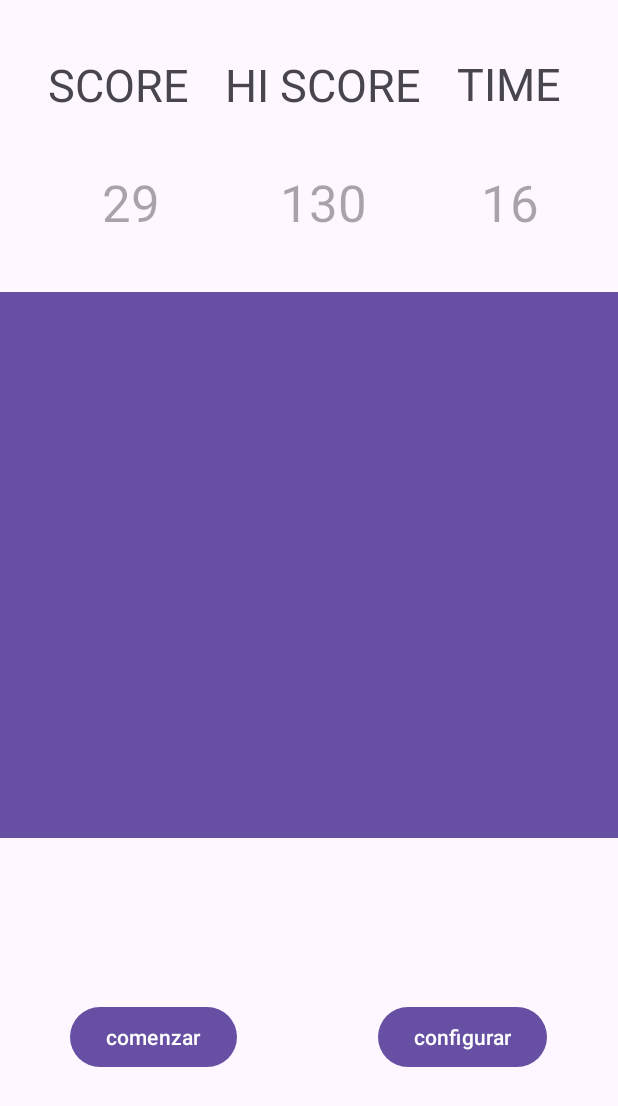
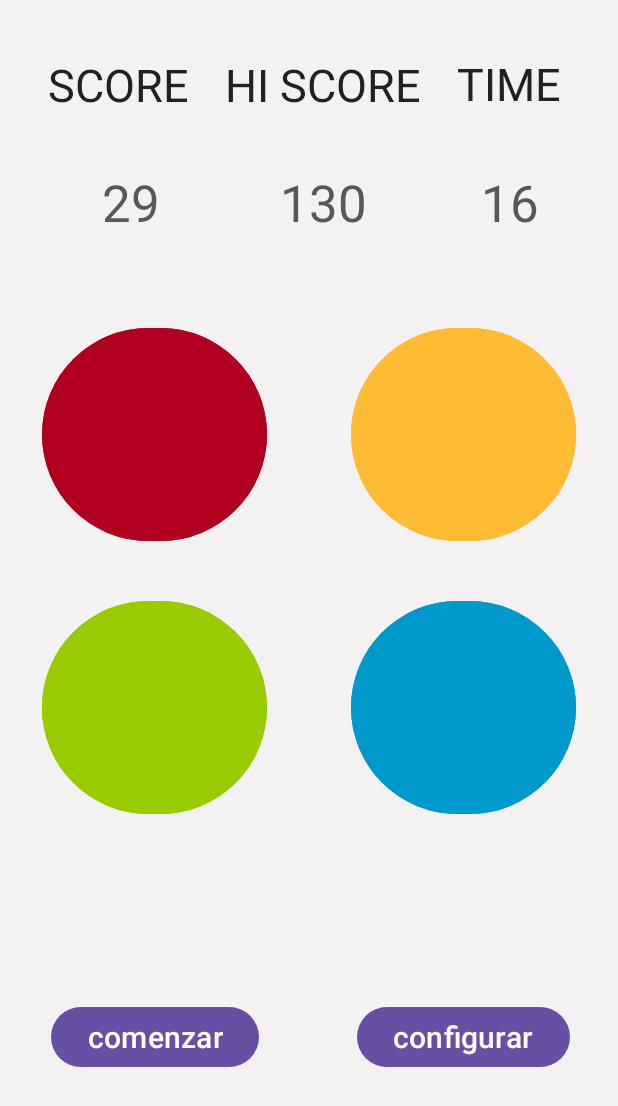
Before and after one commit to SFP95/SimonGame, an Android app: the screen it shows after launch (MainActivity), on a phone screen of 412 x 824 dp. Shown: the top 1106 px of the screen. Run offline under Robolectric (Android 15) with nearby library versions, the phone set to English and light mode, and no system bars.

Commit message:
xml view

```diff
--- a/app/src/main/AndroidManifest.xml
+++ b/app/src/main/AndroidManifest.xml
@@ -13,12 +13,6 @@
         android:theme="@style/Theme.Simon"
         tools:targetApi="31">
         <activity
-            android:name=".ConfigActivity"
-            android:exported="false" />
-        <activity
-            android:name=".GameActivity"
-            android:exported="false" />
-        <activity
             android:name=".MainActivity"
             android:exported="true">
             <intent-filter>
--- a/app/src/main/java/com/example/simon/MainActivity.java
+++ b/app/src/main/java/com/example/simon/MainActivity.java
@@ -5,15 +5,15 @@ import android.content.Intent;
 import android.os.Bundle;
 import android.view.View;
 import android.widget.Button;
+import android.graphics.Color;
+import android.widget.TextView;
 
 import androidx.appcompat.app.AppCompatActivity;
 
-import com.example.simon.ConfigActivity;
-import com.example.simon.GameActivity;
-
 public class MainActivity extends AppCompatActivity {
-    private Button btnComenzar;
-    private Button btnConfigurar;
+    private Button btnComenzar, btnConfigurar;
+    private Button btnRojo, btnVerde, btnAmarillo, btnAzul;
+    private TextView tvTime, tvScore, tvHiScore;
 
     @SuppressLint("MissingInflatedId")
     @Override
@@ -24,22 +24,17 @@ public class MainActivity extends AppCompatActivity {
         btnComenzar = findViewById(R.id.btnComenzar);
         btnConfigurar = findViewById(R.id.btnConfigurar);
 
-        btnComenzar.setOnClickListener(new View.OnClickListener() {
-            @Override
-            public void onClick(View v) {
-                btnComenzar.setVisibility(View.INVISIBLE);
-                btnConfigurar.setVisibility(View.INVISIBLE);
-                Intent intent = new Intent(MainActivity.this, GameActivity.class);
-                startActivity(intent);
-            }
-        });
+    }
 
-        btnConfigurar.setOnClickListener(new View.OnClickListener() {
-            @Override
-            public void onClick(View v) {
-                Intent intent = new Intent(MainActivity.this, ConfigActivity.class);
-                startActivity(intent);
-            }
-        });
+    public void asignarBotonesFuncioens() {
+        btnComenzar = findViewById(R.id.btnComenzar);
+        btnConfigurar = findViewById(R.id.btnConfigurar);
+    }
+    public void asignarYcolorearBotonesColores() {
+        btnRojo = findViewById(R.id.btnRojo);
+        btnAmarillo = findViewById(R.id.btnAmarillo);
+        btnAzul = findViewById(R.id.btnAzul);
+        btnVerde = findViewById(R.id.btnVerde);
+
     }
 }
--- a/app/src/main/res/layout/activity_main.xml
+++ b/app/src/main/res/layout/activity_main.xml
@@ -4,10 +4,12 @@
     xmlns:tools="http://schemas.android.com/tools"
     android:layout_width="match_parent"
     android:layout_height="match_parent"
+    android:background="#F3F1F1"
+    android:backgroundTint="#F3F1F1"
     tools:context=".MainActivity">
 
     <TextView
-        android:id="@+id/tvScore"
+        android:id="@+id/tvScoreTit"
         android:layout_width="wrap_content"
         android:layout_height="wrap_content"
         android:layout_marginStart="32dp"
@@ -15,72 +17,81 @@
         android:layout_marginEnd="16dp"
         android:text="SCORE"
         android:textAlignment="center"
+        android:textColor="#222121"
         android:textSize="30sp"
         app:layout_constraintBottom_toTopOf="@+id/guideline5"
-        app:layout_constraintEnd_toStartOf="@+id/tvhiScore"
+        app:layout_constraintEnd_toStartOf="@+id/tvhiScoreTit"
         app:layout_constraintStart_toStartOf="parent"
         app:layout_constraintTop_toTopOf="parent" />
 
     <TextView
-        android:id="@+id/tvhiScore"
+        android:id="@+id/tvhiScoreTit"
         android:layout_width="wrap_content"
         android:layout_height="wrap_content"
         android:layout_marginStart="24dp"
         android:layout_marginTop="24dp"
         android:text="HI SCORE"
         android:textAlignment="center"
+        android:textColor="#222121"
         android:textSize="30sp"
         app:layout_constraintBottom_toTopOf="@+id/guideline5"
-        app:layout_constraintStart_toEndOf="@+id/tvScore"
+        app:layout_constraintStart_toEndOf="@+id/tvScoreTit"
         app:layout_constraintTop_toTopOf="parent" />
 
     <TextView
-        android:id="@+id/tTime"
+        android:id="@+id/tvTimeTit"
         android:layout_width="wrap_content"
         android:layout_height="wrap_content"
         android:layout_marginStart="24dp"
         android:text="TIME"
         android:textAlignment="center"
+        android:textColor="#222121"
         android:textSize="30sp"
         app:layout_constraintBottom_toTopOf="@+id/guideline5"
-        app:layout_constraintStart_toEndOf="@+id/tvhiScore"
+        app:layout_constraintStart_toEndOf="@+id/tvhiScoreTit"
         app:layout_constraintTop_toTopOf="parent"
         app:layout_constraintVertical_bias="0.75" />
 
     <TextView
-        android:id="@+id/textView6"
+        android:id="@+id/tvTime"
         android:layout_width="wrap_content"
         android:layout_height="wrap_content"
         android:layout_marginStart="76dp"
         android:layout_marginTop="24dp"
         android:hint="16"
         android:textAlignment="center"
+        android:textColor="#595757"
+        android:textColorHint="#595757"
         android:textSize="34sp"
-        app:layout_constraintStart_toEndOf="@+id/textView5"
+        app:layout_constraintStart_toEndOf="@+id/tvhiScore"
         app:layout_constraintTop_toTopOf="@+id/guideline5" />
 
     <TextView
-        android:id="@+id/textView4"
+        android:id="@+id/tvScore"
         android:layout_width="wrap_content"
         android:layout_height="wrap_content"
         android:layout_marginStart="68dp"
         android:layout_marginTop="24dp"
         android:hint="29"
         android:textAlignment="center"
+        android:textColor="#595757"
+        android:textColorHint="#595757"
         android:textSize="34sp"
         app:layout_constraintStart_toStartOf="parent"
         app:layout_constraintTop_toTopOf="@+id/guideline5" />
 
     <TextView
-        android:id="@+id/textView5"
+        android:id="@+id/tvhiScore"
         android:layout_width="wrap_content"
         android:layout_height="wrap_content"
         android:layout_marginStart="80dp"
         android:layout_marginTop="24dp"
         android:hint="130"
         android:textAlignment="center"
+        android:textColor="#595757"
+        android:textColorHint="#595757"
         android:textSize="34sp"
-        app:layout_constraintStart_toEndOf="@+id/textView4"
+        app:layout_constraintStart_toEndOf="@+id/tvScore"
         app:layout_constraintTop_toTopOf="@+id/guideline5" />
 
     <Button
@@ -88,6 +99,7 @@
         android:layout_width="wrap_content"
         android:layout_height="wrap_content"
         android:text="comenzar"
+        android:textSize="20sp"
         app:layout_constraintBottom_toBottomOf="parent"
         app:layout_constraintEnd_toStartOf="@+id/guideline4"
         app:layout_constraintStart_toStartOf="parent"
@@ -98,16 +110,17 @@
         android:layout_width="wrap_content"
         android:layout_height="wrap_content"
         android:text="configurar"
+        android:textSize="20sp"
         app:layout_constraintBottom_toBottomOf="parent"
         app:layout_constraintEnd_toEndOf="parent"
         app:layout_constraintStart_toStartOf="@+id/guideline4"
         app:layout_constraintTop_toTopOf="@+id/guideline2" />
 
     <Button
-        android:id="@+id/button3"
-        android:layout_width="0dp"
-        android:layout_height="0dp"
-        android:background="#EF0303"
+        android:id="@+id/btnRojo"
+        android:layout_width="150dp"
+        android:layout_height="150dp"
+        android:backgroundTint="@color/design_default_color_error"
         app:layout_constraintBottom_toTopOf="@+id/guideline6"
         app:layout_constraintEnd_toStartOf="@+id/guideline4"
         app:layout_constraintStart_toStartOf="parent"
@@ -115,10 +128,10 @@
         tools:ignore="SpeakableTextPresentCheck" />
 
     <Button
-        android:id="@+id/button4"
-        android:layout_width="0dp"
-        android:layout_height="0dp"
-        android:background="#FAF13E"
+        android:id="@+id/btnAmarillo"
+        android:layout_width="150dp"
+        android:layout_height="150dp"
+        android:backgroundTint="@android:color/holo_orange_light"
         app:layout_constraintBottom_toTopOf="@+id/guideline6"
         app:layout_constraintEnd_toEndOf="parent"
         app:layout_constraintStart_toStartOf="@+id/guideline4"
@@ -126,10 +139,10 @@
         tools:ignore="SpeakableTextPresentCheck" />
 
     <Button
-        android:id="@+id/button5"
-        android:layout_width="0dp"
-        android:layout_height="0dp"
-        android:background="#67F633"
+        android:id="@+id/btnVerde"
+        android:layout_width="150dp"
+        android:layout_height="150dp"
+        android:backgroundTint="@android:color/holo_green_light"
         app:layout_constraintBottom_toTopOf="@+id/guideline2"
         app:layout_constraintEnd_toStartOf="@+id/guideline4"
         app:layout_constraintStart_toStartOf="parent"
@@ -137,10 +150,10 @@
         tools:ignore="SpeakableTextPresentCheck" />
 
     <Button
-        android:id="@+id/button6"
-        android:layout_width="0dp"
-        android:layout_height="0dp"
-        android:background="#0427D5"
+        android:id="@+id/btnAzul"
+        android:layout_width="150dp"
+        android:layout_height="150dp"
+        android:backgroundTint="@android:color/holo_blue_dark"
         app:layout_constraintBottom_toTopOf="@+id/guideline2"
         app:layout_constraintEnd_toEndOf="parent"
         app:layout_constraintStart_toStartOf="@+id/guideline4"
@@ -166,7 +179,7 @@
         android:layout_width="wrap_content"
         android:layout_height="wrap_content"
         android:orientation="vertical"
-        app:layout_constraintGuide_begin="205dp" />
+        app:layout_constraintGuide_end="206dp" />
 
     <androidx.constraintlayout.widget.Guideline
         android:id="@+id/guideline5"
```
Also changed, not shown: app/src/main/java/com/example/simon/ConfigActivity.java (deleted, +0 -42 lines), app/src/main/java/com/example/simon/GameActivity.java (deleted, +0 -83 lines).
